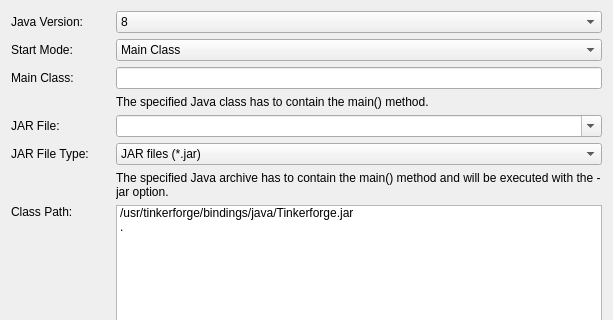
Qt form src/brickv/plugin_system/plugins/red/ui/program_page_java.ui (Tinkerforge/brickv) before a commit; both pictures show x 0 to 613 and y 0 to 320 of the 613 by 787 pixel window.
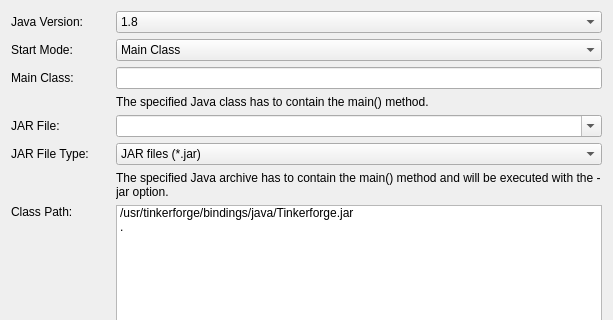
The same form after that commit.

```diff
--- a/src/brickv/plugin_system/plugins/red/ui/program_page_java.ui
+++ b/src/brickv/plugin_system/plugins/red/ui/program_page_java.ui
@@ -36,7 +36,7 @@
        </property>
        <item>
         <property name="text">
-         <string>8</string>
+         <string>1.8</string>
         </property>
        </item>
       </widget>
```
